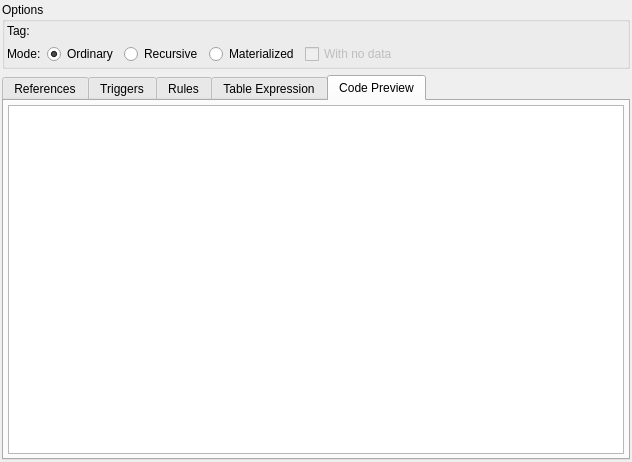
pgmodeler/pgmodeler, file libpgmodeler_ui/ui/viewwidget.ui: the form before one commit.
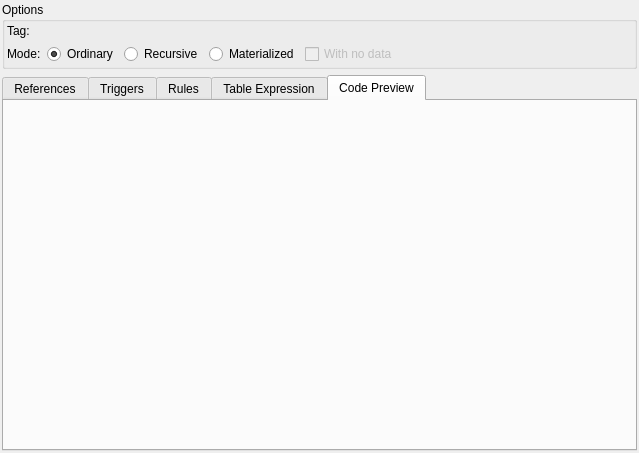
The form after the commit. The open tabs and pages were chosen to show the change.

```diff
--- a/libpgmodeler_ui/ui/viewwidget.ui
+++ b/libpgmodeler_ui/ui/viewwidget.ui
@@ -6,8 +6,8 @@
    <rect>
     <x>0</x>
     <y>0</y>
-    <width>632</width>
-    <height>462</height>
+    <width>639</width>
+    <height>453</height>
    </rect>
   </property>
   <property name="windowTitle">
@@ -317,35 +317,6 @@
       <attribute name="title">
        <string>Code Preview</string>
       </attribute>
-      <layout class="QGridLayout" name="previsao_grid">
-       <property name="leftMargin">
-        <number>4</number>
-       </property>
-       <property name="topMargin">
-        <number>4</number>
-       </property>
-       <property name="rightMargin">
-        <number>4</number>
-       </property>
-       <property name="bottomMargin">
-        <number>4</number>
-       </property>
-       <property name="spacing">
-        <number>6</number>
-       </property>
-       <item row="0" column="0">
-        <widget class="QPlainTextEdit" name="code_txt">
-         <property name="font">
-          <font>
-           <family>DejaVu Sans Mono</family>
-          </font>
-         </property>
-         <property name="readOnly">
-          <bool>true</bool>
-         </property>
-        </widget>
-       </item>
-      </layout>
      </widget>
     </widget>
    </item>
```
Left out of the diff: 34 changed lines with no effect on the pictures.
